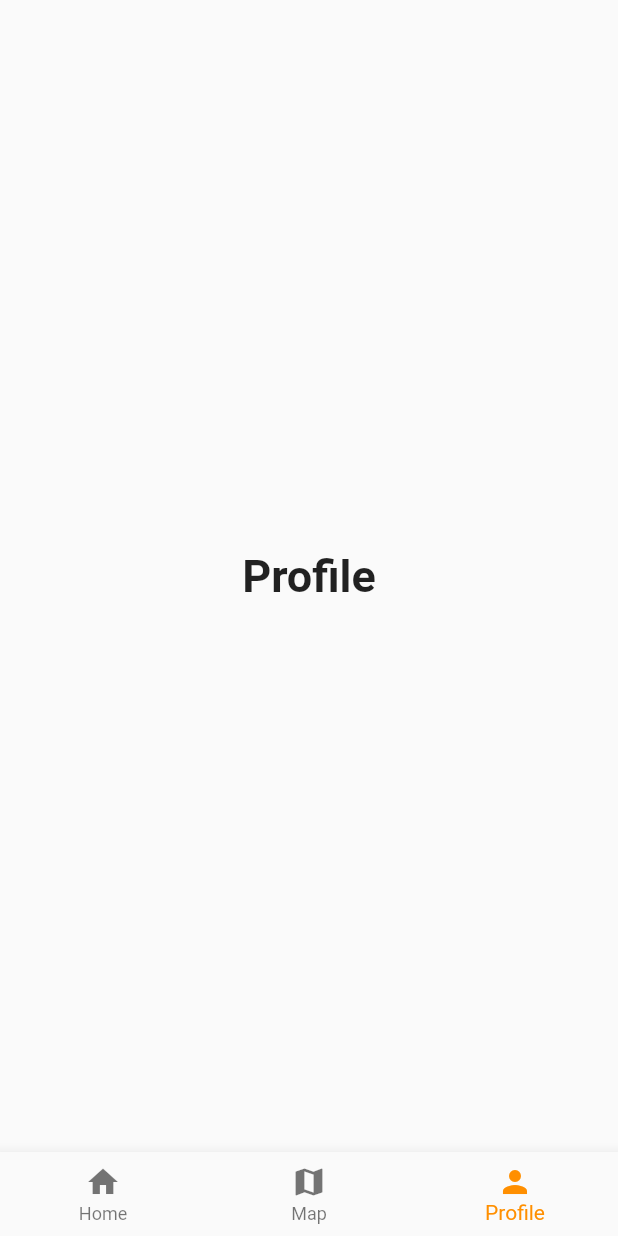
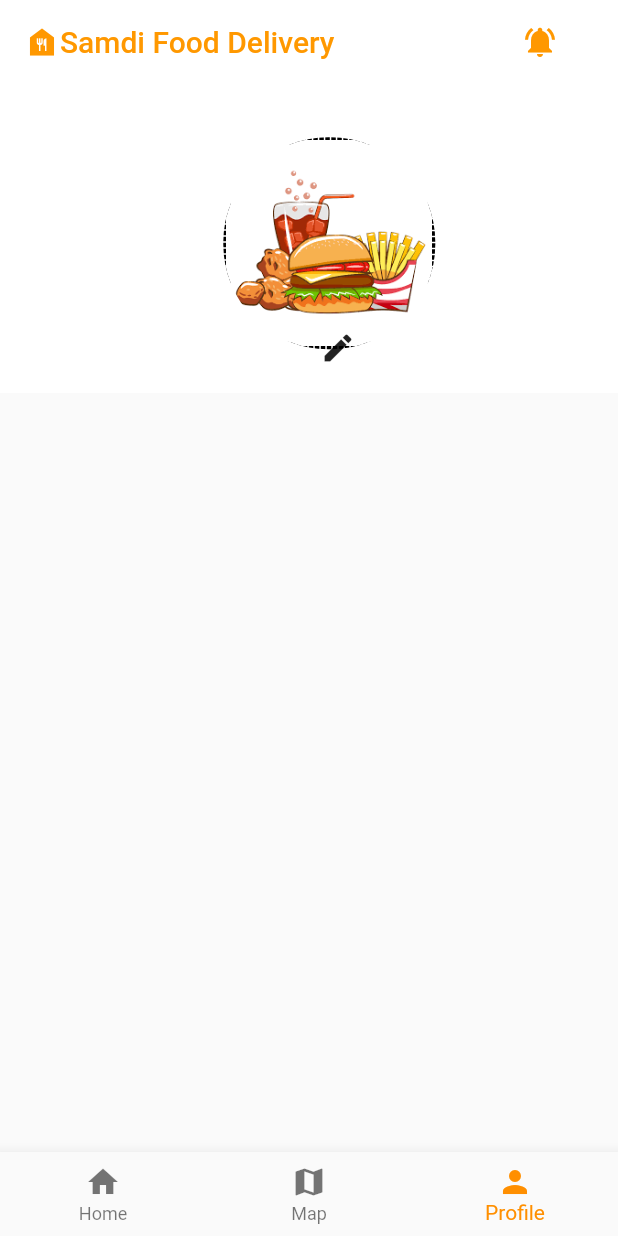
Before and after one commit to ngprabesh07/food-delivery-app, a Flutter app: the screen it shows after launch, item 3 of the bottom bar chosen, on a phone screen of 412 x 824 dp. Run offline on Flutter 3.47's test engine with Material 2 defaults, Android fonts, the phone set to English and light mode, and no system bars; drawn by our look-alikes of dotted_border; our stand-ins replace animated_text_kit, carousel_slider, flutter_map, geolocator, get, latlong2 and 1 more; missing offline and left inert: syncfusion_flutter_maps.

Commit message:
profile screen is added

```diff
--- /dev/null
+++ b/food_app/lib/views/profile.dart
@@ -0,0 +1,77 @@
+import 'package:flutter/material.dart';
+import 'package:get/get.dart';
+import 'package:dotted_border/dotted_border.dart';
+
+class Profile extends StatelessWidget {
+  const Profile({super.key});
+
+  @override
+  Widget build(BuildContext context) {
+    return Scaffold(
+        appBar: AppBar(
+          elevation: 0,
+          title: Row(
+            children: [
+              Icon(Icons.food_bank, color: Colors.orange),
+              Text(
+                "Samdi Food Delivery ",
+                style: TextStyle(color: Colors.orange),
+              ),
+            ],
+          ),
+          backgroundColor: Colors.white,
+          actions: [
+            Padding(
+              padding: const EdgeInsets.only(right: 40),
+              child: Icon(
+                Icons.notifications_on,
+                color: Colors.orange,
+              ),
+            ),
+          ],
+        ),
+        body: Column(
+          children: [
+            Stack(
+              alignment: Alignment(0.1, 0.8),
+              children: [
+                Stack(
+                  alignment: Alignment(0.1, 0.1),
+                  children: [
+                    Container(
+                      color: Colors.white,
+                      height: Get.height / 4,
+                    ),
+                    ClipRRect(
+                      borderRadius: BorderRadius.circular(70),
+                      child: DottedBorder(
+                        color: Colors.black,
+                        strokeWidth: 10,
+                        child: Container(
+                          height: Get.height / 6,
+                          width: Get.height / 6,
+                          // color: Colors.red,
+                          decoration: BoxDecoration(
+                              image: DecorationImage(
+                                  image:
+                                      AssetImage('assets/images/burger.png'),
+                                      fit:BoxFit.fill,
+
+                                      )),
+                        ),
+                      ),
+                    )
+                  ],
+                ),
+                Icon(Icons.edit),
+                // Container(
+                //   height: 50,
+                //   width: 50,
+                //   color: Colors.blue,
+                // ),
+              ],
+            )
+          ],
+        ));
+  }
+}
--- a/food_app/lib/widgets/navbar.dart
+++ b/food_app/lib/widgets/navbar.dart
@@ -2,6 +2,7 @@ import 'package:flutter/material.dart';
 import 'package:food_app/views/homepage.dart';
 // import 'package:food_app/views/map.dart';
 import 'package:food_app/views/mapscreen.dart';
+import 'package:food_app/views/profile.dart';
 // import 'package:food_app/views/osm.dart';
 
 class NavBar extends StatefulWidget {
@@ -20,10 +21,7 @@ class _NavBarState extends State<NavBar> {
     // MapScreen(),
     // Osm(),
     PrabeshMap(),
-    Text(
-      'Profile',
-      style: optionStyle,
-    ),
+    Profile(),
   ];
 
   void _onItemTapped(int index) {
--- a/food_app/pubspec.yaml
+++ b/food_app/pubspec.yaml
@@ -22,6 +22,7 @@ dependencies:
   latlong2: ^0.8.1
   syncfusion_flutter_maps: ^20.2.50
   location: ^4.4.0
+  dotted_border: ^2.0.0+2
 
 
 
```
Also changed, not shown: food_app/pubspec.lock.
